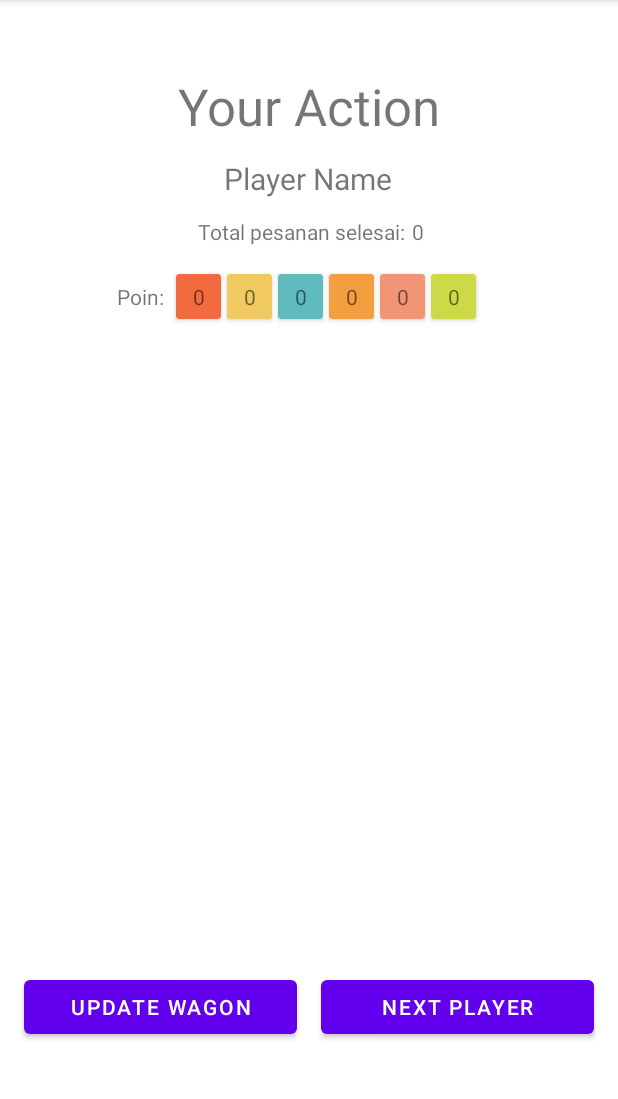
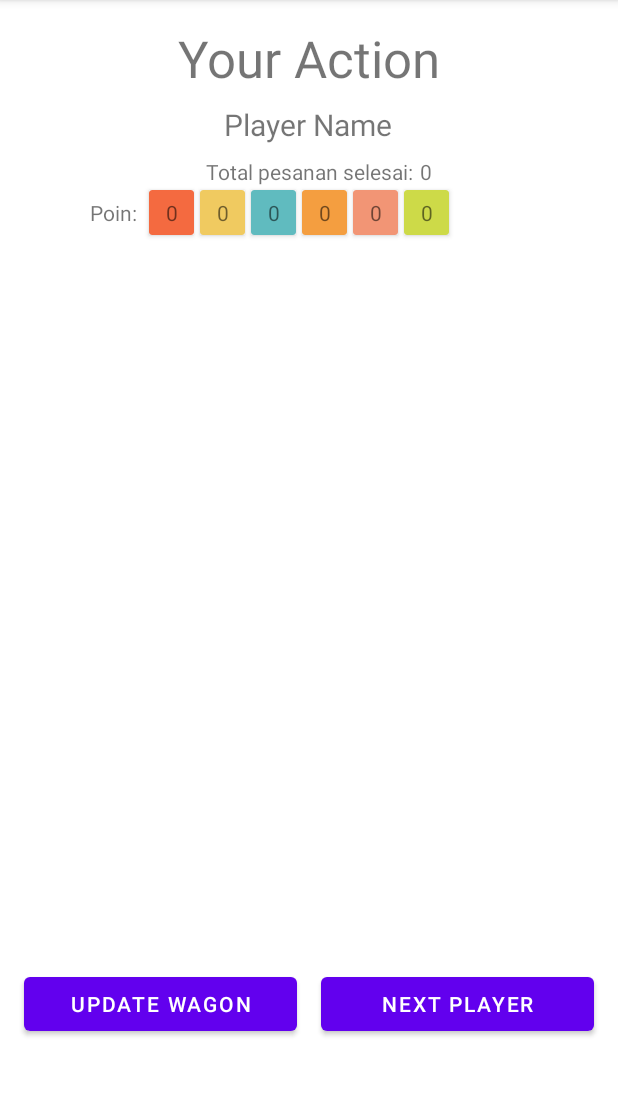
Before and after one commit to anakecill/tabletop-companion, an Android app: the PlayerActionActivity screen opened directly, with no data from a screen before it, on a phone screen of 412 x 824 dp, the part 84-1183 px from its top. Run offline under Robolectric (Android 15) with nearby library versions, the phone set to English and light mode, and no system bars; 9 statements that could not run were skipped.

Commit message:
update to player action (dialog box left)

```diff
--- a/app/src/main/java/com/tabletop/companionapp/MainActivity.kt
+++ b/app/src/main/java/com/tabletop/companionapp/MainActivity.kt
@@ -3,6 +3,7 @@ package com.tabletop.companionapp
 import android.content.Intent
 import androidx.appcompat.app.AppCompatActivity
 import android.os.Bundle
+import com.tabletop.companionapp.data.GlobalData
 import com.tabletop.companionapp.databinding.ActivityMainBinding
 
 class MainActivity : AppCompatActivity() {
@@ -16,6 +17,7 @@ class MainActivity : AppCompatActivity() {
             startActivity(Intent(this ,InputNameActivity::class.java))
         }
 
+        GlobalData.players.clear()
         binding.buttonExit.setOnClickListener { finish() }
     }
 }
--- a/app/src/main/java/com/tabletop/companionapp/data/GlobalData.kt
+++ b/app/src/main/java/com/tabletop/companionapp/data/GlobalData.kt
@@ -1,33 +1,35 @@
 package com.tabletop.companionapp.data
+
+import com.tabletop.companionapp.R
 
 object GlobalData {
     val characters = arrayListOf("Dendi", "Ciko", "Siput", "Jopi", "Asep", "Emil")
 
     val allTasks = arrayListOf(
-        Task("Bakso Beranak", 5, 70000, "Green"),
-        Task("Bakso Njamur", 4, 45000, "Green"),
-        Task("Bakso Granat", 5, 65000, "Orange"),
-        Task("Bakso Lava", 4, 50000, "Orange"),
-        Task("Bakso Aci Tomyam", 5, 60000, "Pink"),
-        Task("Bakso Aci Cuankie", 4, 45000, "Pink"),
-        Task("Bakso Sumsum", 5, 65000, "Red"),
-        Task("Bakso Kikil", 4, 55000, "Red"),
-        Task("Bakso Ayam Cincang", 5, 70000, "Yellow"),
-        Task("Bakso Ceker", 4, 55000, "Yellow"),
-        Task("Bakso Udang", 5, 65000, "Tosca"),
-        Task("Bakso Ikan", 4, 50000, "Tosca"),
-        Task("Bakso Jumbo Spesial", 3, 45000, "Red"),
-        Task("Bakso Campur", 3, 45000, "Tosca"),
-        Task("Bakso Keju", 3, 40000, "Green"),
-        Task("Bakso Biasa", 2, 35000, "Green"),
-        Task("Bakso Telur", 2, 35000, "Yellow"),
-        Task("Bakso Mie", 2, 35000, "Pink"),
-        Task("Bakso Kembang Api", 1, 30000, "Yellow"),
-        Task("Sate Bakso", 1, 35000, "Red"),
-        Task("Bakso Aci Keju", 3, 45000, "Pink"),
-        Task("Siomay Udang", 3, 40000, "Tosca"),
-        Task("Bakso Setan", 4, 55000, "Orange"),
-        Task("Bakso Iblis", 5, 60000, "Orange"),
+        Task("Bakso Beranak", 5, 70000, "Green", R.drawable.bakso_beranak),
+        Task("Bakso Njamur", 4, 45000, "Green", R.drawable.bakso_njamur),
+        Task("Bakso Granat", 5, 65000, "Orange", R.drawable.bakso_granat),
+        Task("Bakso Lava", 4, 50000, "Orange", R.drawable.bakso_lava),
+        Task("Bakso Aci Tomyum", 5, 60000, "Pink", R.drawable.bakso_aci_tomyum),
+        Task("Bakso Aci Cuankie", 4, 45000, "Pink", R.drawable.bakso_aci_cuanki),
+        Task("Bakso Sumsum", 5, 65000, "Red", R.drawable.bakso_sumsum),
+        Task("Bakso Kikil", 4, 55000, "Red", R.drawable.bakso_kikil),
+        Task("Bakso Ayam Cincang", 5, 70000, "Yellow", R.drawable.bakso_ayam_cincang),
+        Task("Bakso Ceker", 4, 55000, "Yellow", R.drawable.bakso_ceker),
+        Task("Bakso Udang", 5, 65000, "Tosca", R.drawable.bakso_udang),
+        Task("Bakso Ikan", 4, 50000, "Tosca", R.drawable.bakso_ikan),
+        Task("Bakso Jumbo Spesial", 3, 45000, "Red", R.drawable.bakso_jumbo_spesial),
+        Task("Bakso Campur", 3, 45000, "Tosca", R.drawable.bakso_campur),
+        Task("Bakso Keju", 3, 40000, "Green", R.drawable.bakso_keju),
+        Task("Bakso Biasa", 2, 35000, "Green", R.drawable.bakso_biasa),
+        Task("Bakso Telur", 2, 35000, "Yellow", R.drawable.bakso_telur),
+        Task("Bakso Mie", 2, 35000, "Pink", R.drawable.bakso_mie),
+        Task("Bakso Kembang Api", 1, 30000, "Yellow", R.drawable.kembang_api),
+        Task("Sate Bakso", 1, 35000, "Red", R.drawable.sate_bakso),
+        Task("Bakso Aci Keju", 3, 45000, "Pink", R.drawable.bakso_aci_keju),
+        Task("Siomay Udang", 3, 40000, "Tosca", R.drawable.siomay_udang),
+        Task("Bakso Setan", 4, 55000, "Orange", R.drawable.bakso_setan),
+        Task("Bakso Iblis", 5, 60000, "Orange", R.drawable.bakso_iblis)
     )
 
     val players = mutableListOf<Player>()
--- a/app/src/main/java/com/tabletop/companionapp/data/Player.kt
+++ b/app/src/main/java/com/tabletop/companionapp/data/Player.kt
@@ -5,5 +5,6 @@ data class Player(
     val character: String,
     val tasks: MutableList<Task>,
     val point: Point = Point(),
-    val level: Int = 1
+    var level: Int = 1,
+    var taskCompleted: Int = 0
 )
--- a/app/src/main/java/com/tabletop/companionapp/data/Task.kt
+++ b/app/src/main/java/com/tabletop/companionapp/data/Task.kt
@@ -4,5 +4,6 @@ data class Task (
     val name: String,
     val point: Int,
     val money: Int,
-    val color: String
+    val color: String,
+    val image: Int
 )
--- a/app/src/main/res/layout/activity_player_action.xml
+++ b/app/src/main/res/layout/activity_player_action.xml
@@ -15,7 +15,7 @@
         android:id="@+id/textView4"
         android:layout_width="wrap_content"
         android:layout_height="wrap_content"
-        android:layout_marginTop="48dp"
+        android:layout_marginTop="16dp"
         android:text="Your Action"
         android:textSize="34sp"
         app:layout_constraintEnd_toEndOf="parent"
@@ -23,10 +23,10 @@
         app:layout_constraintTop_toTopOf="parent" />
 
     <TextView
-        android:id="@+id/textView5"
+        android:id="@+id/tvNameAction"
         android:layout_width="wrap_content"
         android:layout_height="wrap_content"
-        android:layout_marginTop="12dp"
+        android:layout_marginTop="8dp"
         android:text="Player Name"
         android:textSize="20sp"
         app:layout_constraintEnd_toEndOf="parent"
@@ -38,18 +38,18 @@
         android:id="@+id/textView6"
         android:layout_width="wrap_content"
         android:layout_height="wrap_content"
-        android:layout_marginStart="132dp"
-        android:layout_marginTop="12dp"
+        android:layout_marginTop="8dp"
         android:text="Total pesanan selesai:"
+        app:layout_constraintEnd_toEndOf="parent"
         app:layout_constraintStart_toStartOf="parent"
-        app:layout_constraintTop_toBottomOf="@+id/textView5" />
+        app:layout_constraintTop_toBottomOf="@+id/tvNameAction" />
 
     <TextView
         android:id="@+id/textView7"
         android:layout_width="wrap_content"
         android:layout_height="wrap_content"
-        android:layout_marginStart="78dp"
-        android:layout_marginTop="24dp"
+        android:layout_marginStart="60dp"
+        android:layout_marginTop="8dp"
         android:text="Poin:"
         app:layout_constraintStart_toStartOf="parent"
         app:layout_constraintTop_toBottomOf="@+id/textView6" />
@@ -224,7 +224,7 @@
     <androidx.recyclerview.widget.RecyclerView
         android:id="@+id/rv_task"
         android:layout_width="0dp"
-        android:layout_height="400dp"
+        android:layout_height="470dp"
         android:layout_marginStart="16dp"
         android:layout_marginTop="16dp"
         android:layout_marginEnd="16dp"
@@ -233,21 +233,21 @@
         app:layout_constraintTop_toBottomOf="@+id/textView7" />
 
     <Button
-        android:id="@+id/button"
+        android:id="@+id/btnUpdateWagon"
         android:layout_width="0dp"
         android:layout_height="wrap_content"
         android:layout_marginStart="16dp"
-        android:layout_marginTop="24dp"
+        android:layout_marginTop="8dp"
         android:layout_marginEnd="8dp"
         android:layout_marginBottom="16dp"
         android:text="UPDATE WAGON"
         app:layout_constraintBottom_toBottomOf="parent"
-        app:layout_constraintEnd_toStartOf="@+id/button2"
+        app:layout_constraintEnd_toStartOf="@+id/btnNextPlayer"
         app:layout_constraintStart_toStartOf="parent"
         app:layout_constraintTop_toBottomOf="@+id/rv_task" />
 
     <Button
-        android:id="@+id/button2"
+        android:id="@+id/btnNextPlayer"
         android:layout_width="0dp"
         android:layout_height="wrap_content"
         android:layout_marginStart="8dp"
@@ -256,8 +256,8 @@
         android:text="NEXT PLAYER"
         app:layout_constraintBottom_toBottomOf="parent"
         app:layout_constraintEnd_toEndOf="parent"
-        app:layout_constraintStart_toEndOf="@id/button"
-        app:layout_constraintTop_toTopOf="@+id/button" />
+        app:layout_constraintStart_toEndOf="@id/btnUpdateWagon"
+        app:layout_constraintTop_toTopOf="@+id/btnUpdateWagon" />
 </androidx.constraintlayout.widget.ConstraintLayout>
 
 </ScrollView>
--- a/app/src/main/res/layout/activity_random_character.xml
+++ b/app/src/main/res/layout/activity_random_character.xml
@@ -27,7 +27,7 @@
         android:id="@+id/cardCharPlayer1"
         android:layout_width="150dp"
         android:layout_height="200dp"
-        android:layout_marginStart="32dp"
+        android:layout_marginStart="24dp"
         android:layout_marginTop="48dp"
         app:cardBackgroundColor="#FFBEBE"
         app:layout_constraintStart_toStartOf="parent"
@@ -44,7 +44,7 @@
         android:id="@+id/cardCharPlayer2"
         android:layout_width="150dp"
         android:layout_height="200dp"
-        android:layout_marginEnd="32dp"
+        android:layout_marginEnd="24dp"
         app:cardBackgroundColor="#ECA4F8"
         app:layout_constraintEnd_toEndOf="parent"
         app:layout_constraintTop_toTopOf="@+id/cardCharPlayer1">
```
Also changed, not shown: app/src/main/java/com/tabletop/companionapp/PlayerActionActivity.kt (+36 -0 lines), app/src/main/java/com/tabletop/companionapp/TaskAdapter.kt (+31 -2 lines), app/src/main/res/layout/pesanan_item.xml (+14 -10 lines), app/src/main/res/drawable-v24/bakso_biasa.jpg.
